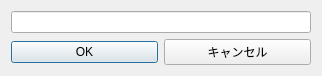
Before: the Qt Designer form dem_to_csmap.ui in MIERUNE/csmap-qgis-plugin, drawn with Qt 5.
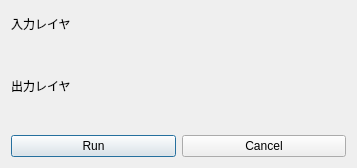
After: the same form once the commit is applied. Custom widgets are drawn as their Qt base class.

Commit message: 入力レイヤ・出力レイヤを選択するuiを追加

The edit to the form file:
```diff
--- a/dem_to_csmap.ui
+++ b/dem_to_csmap.ui
@@ -6,8 +6,8 @@
    <rect>
     <x>0</x>
     <y>0</y>
-    <width>318</width>
-    <height>68</height>
+    <width>357</width>
+    <height>168</height>
    </rect>
   </property>
   <property name="windowTitle">
@@ -15,28 +15,38 @@
   </property>
   <layout class="QVBoxLayout" name="verticalLayout">
    <item>
-    <widget class="QLineEdit" name="lineEdit">
-     <property name="minimumSize">
-      <size>
-       <width>300</width>
-       <height>0</height>
-      </size>
+    <widget class="QLabel" name="label">
+     <property name="text">
+      <string>入力レイヤ</string>
      </property>
     </widget>
    </item>
+   <item>
+    <widget class="QgsFileWidget" name="mQgsFileWidget"/>
+   </item>
+   <item>
+    <widget class="QLabel" name="label_2">
+     <property name="text">
+      <string>出力レイヤ</string>
+     </property>
+    </widget>
+   </item>
+   <item>
+    <widget class="QgsFileWidget" name="mQgsFileWidget_"/>
+   </item>
    <item>
     <layout class="QHBoxLayout" name="horizontalLayout">
      <item>
       <widget class="QPushButton" name="pushButton_run">
        <property name="text">
-        <string>OK</string>
+        <string>Run</string>
        </property>
       </widget>
      </item>
      <item>
       <widget class="QPushButton" name="pushButton_cancel">
        <property name="text">
-        <string>キャンセル</string>
+        <string>Cancel</string>
        </property>
       </widget>
      </item>
@@ -44,6 +54,13 @@
    </item>
   </layout>
  </widget>
+ <customwidgets>
+  <customwidget>
+   <class>QgsFileWidget</class>
+   <extends>QWidget</extends>
+   <header>qgsfilewidget.h</header>
+  </customwidget>
+ </customwidgets>
  <resources/>
  <connections/>
 </ui>
```
The commit also changes 1 other file.
